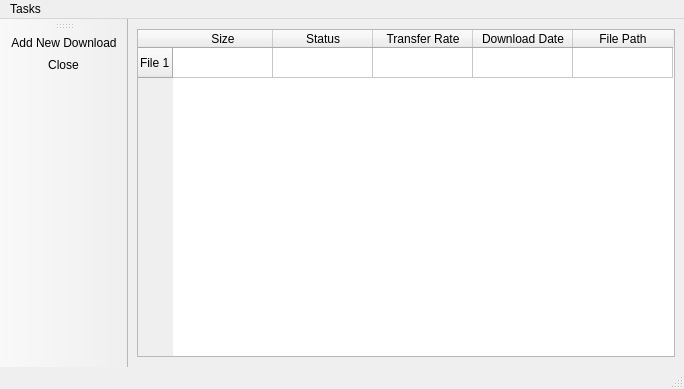
The window that qdman.ui (Yovsky/Quantum) describes before a commit, drawn with Qt 5.
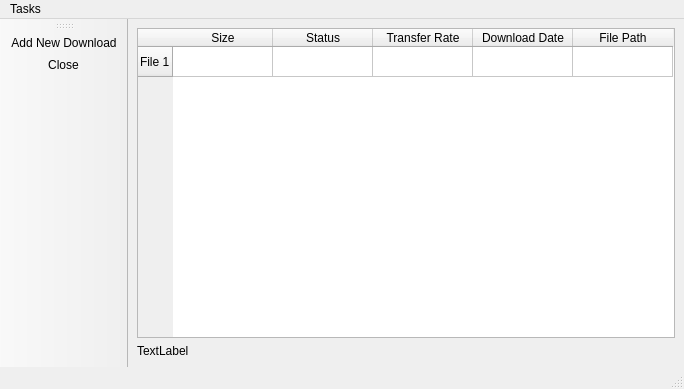
The same window after the commit. Icons and pictures are not drawn.

Patch:
```diff
--- a/qdman.ui
+++ b/qdman.ui
@@ -58,6 +58,13 @@
       </column>
      </widget>
     </item>
+    <item row="1" column="0">
+     <widget class="QLabel" name="nuh">
+      <property name="text">
+       <string>TextLabel</string>
+      </property>
+     </widget>
+    </item>
    </layout>
   </widget>
   <widget class="QMenuBar" name="menubar">
```
